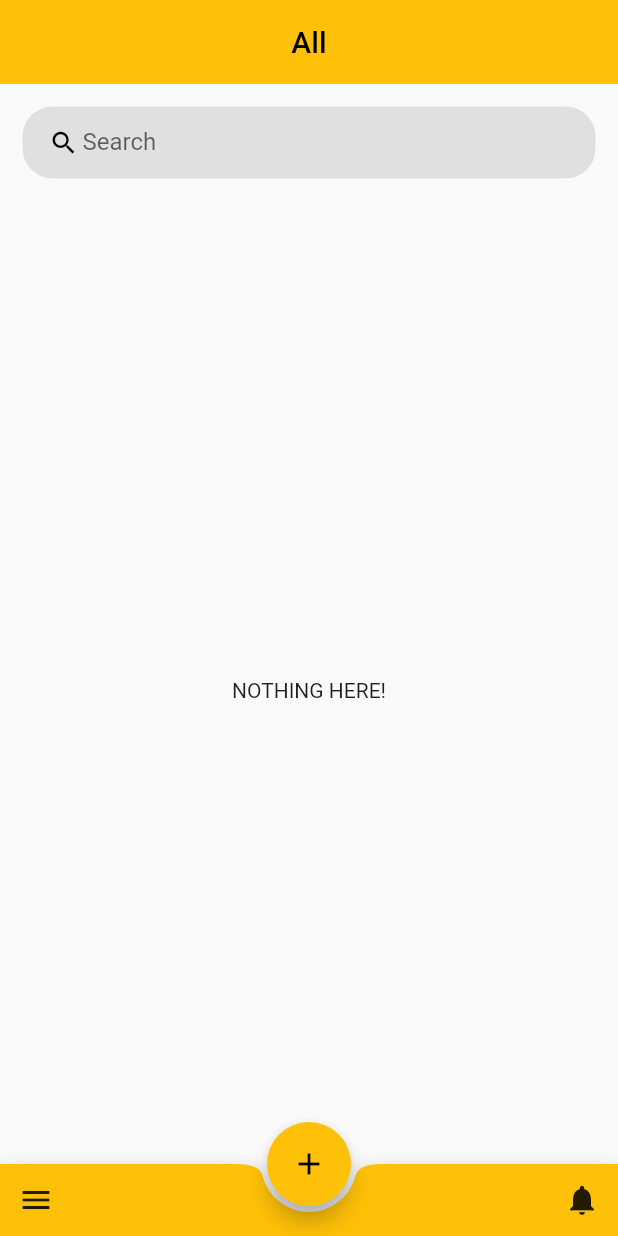
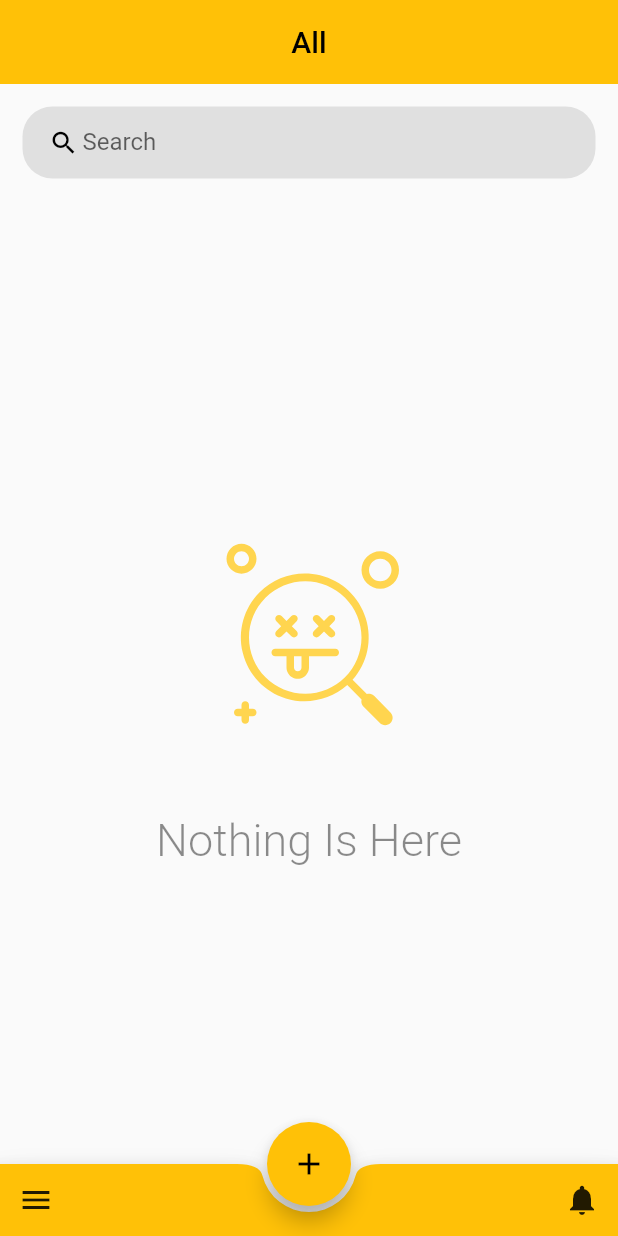
Before and after one commit to NakyungNako/todo_list, a Flutter app: the screen it shows after launch, after a tap on the "notifications" icon, on a phone screen of 412 x 824 dp. Run offline on Flutter 3.47's test engine with Material 2 defaults, Android fonts, the phone set to English and light mode, and no system bars; our stand-ins replace flutter_datetime_picker, flutter_local_notifications, flutter_svg, grouped_list, shared_preferences, timezone.

Commit message:
update animation

```diff
--- a/lib/main.dart
+++ b/lib/main.dart
@@ -270,11 +270,10 @@ class _MyHomePageState extends State<MyHomePage>{
               );
             }, icon: const Icon(Icons.menu)),
             IconButton(onPressed: () async {
-              await service.showScheduledNotification(
+              await service.showNotification(
                 id: 0,
-                title: 'Notification Title',
-                body: 'Some body',
-                seconds: 10,
+                title: 'ToDoList Notification',
+                body: 'Testing Notification!!!',
               );
             }, icon: const Icon(Icons.notifications))
           ],
--- a/lib/pages/list_view.dart
+++ b/lib/pages/list_view.dart
@@ -1,7 +1,7 @@
 import 'package:flutter/material.dart';
+import 'package:flutter_svg/flutter_svg.dart';
 import 'package:grouped_list/grouped_list.dart';
 import 'package:intl/intl.dart';
-import 'package:to_do_list/model/todo_model.dart';
 import 'package:to_do_list/widgets/todo_tile.dart';
 
 import '../services/local_notification_service.dart';
@@ -170,7 +170,15 @@ class _ListTodoViewState extends State<ListTodoView> {
                 );
               },
             )
-            : const Center(child: Text("NOTHING HERE!"))
+            : Center(
+                child: Column(
+                  mainAxisAlignment: MainAxisAlignment.center,
+                  children: [
+                    SvgPicture.asset('assets/images/not-found.svg',width: 200, color: Colors.amber[300],),
+                    const Text("Nothing Is Here", style: TextStyle(fontSize: 30, fontWeight: FontWeight.w300, color: Colors.black45),)
+                  ],
+                )
+        )
       ),
     );
   }
--- a/pubspec.yaml
+++ b/pubspec.yaml
@@ -37,7 +37,7 @@ dependencies:
   grouped_list: ^5.1.2
   flutter_local_notifications: ^12.0.3
   timezone: ^0.9.0
-  rxdart: ^0.27.5
+  flutter_svg: ^1.1.6
 
   # The following adds the Cupertino Icons font to your application.
   # Use with the CupertinoIcons class for iOS style icons.
@@ -69,6 +69,8 @@ flutter:
   # assets:
   #   - images/a_dot_burr.jpeg
   #   - images/a_dot_ham.jpeg
+  assets:
+    - assets/images/
 
   # An image asset can refer to one or more resolution-specific "variants", see
   # https://flutter.dev/assets-and-images/#resolution-aware
```
Also changed, not shown: lib/pages/add_todo.dart (+2 -6 lines), lib/pages/todo_detail.dart (+57 -3 lines), lib/widgets/custom_rect_tween.dart (added, +22 -0 lines), lib/widgets/todo_tile.dart (+21 -2 lines), assets/images/not-found.svg (added), pubspec.lock.
